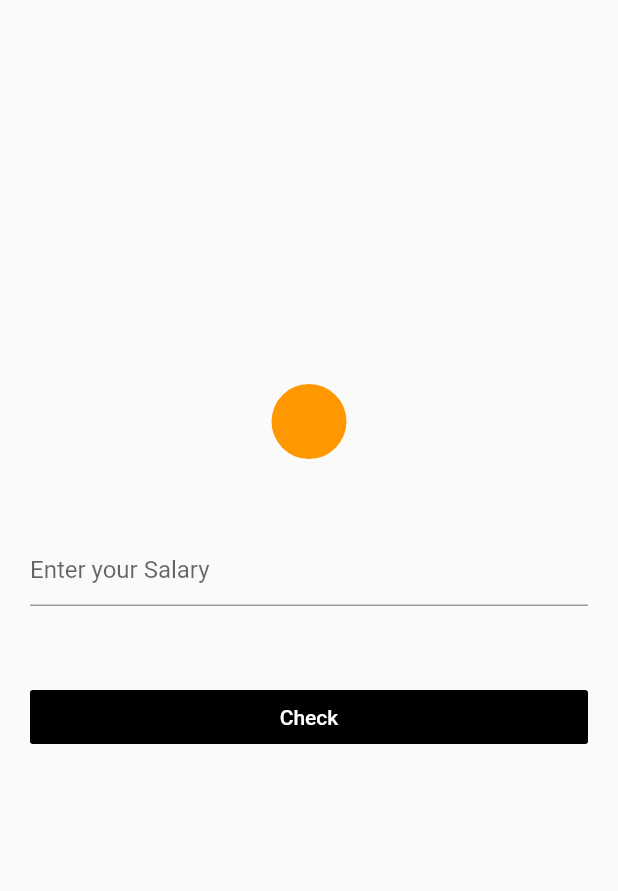
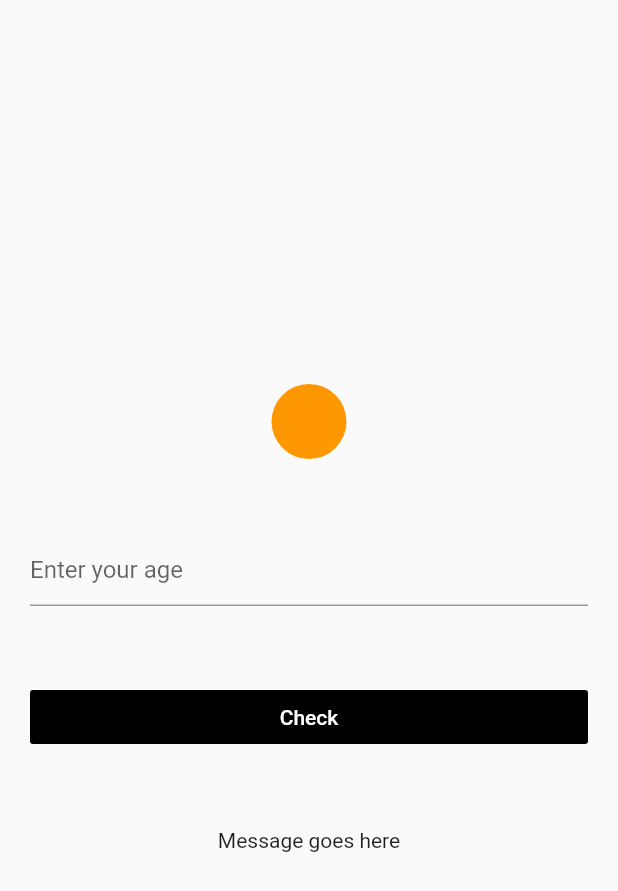
Before and after one commit to lojithv/Lisence_Eligibility_Checker, a Flutter app: the screen it shows after launch, on a phone screen of 412 x 824 dp. Shown: the top 891 px of the screen. Run offline on Flutter 3.47's test engine with Material 2 defaults, Android fonts, the phone set to English and light mode, and no system bars.

Commit message:
simple UI added

```diff
--- a/lib/main.dart
+++ b/lib/main.dart
@@ -1,6 +1,6 @@
 import 'package:flutter/material.dart';
-import 'demo1.dart';
-
+// import 'demo1.dart';
+import 'simple_ui.dart';
 void main(){
   runApp(MyApp());
 }
--- /dev/null
+++ b/lib/simple_ui.dart
@@ -0,0 +1,44 @@
+import 'package:flutter/material.dart';
+
+class EligibilityScreen extends StatelessWidget {
+  @override
+  Widget build(BuildContext context) {
+    return Scaffold(
+      body: Container(
+        child: Padding(
+            padding: const EdgeInsets.all(20),
+            child: Form(
+              child: Column(
+                mainAxisAlignment: MainAxisAlignment.center,
+                children: <Widget>[
+                  Container(
+                    width: 50,
+                    height: 50,
+                    decoration: BoxDecoration(
+                        shape: BoxShape.circle, color: Colors.orange),
+                  ),
+                  SizedBox(height: 50),
+                  TextFormField(
+                    controller: null,
+                    decoration: InputDecoration(
+                      hintText: 'Enter your age',
+                    ),
+                  ),
+                  SizedBox(height: 50),
+                  Container(
+                      width: double.infinity,
+                      child: FlatButton(
+                        child: Text("Check"),
+                        color: Colors.black,
+                        textColor: Colors.white,
+                        onPressed: () {},
+                      )),
+                  SizedBox(height: 50),
+                  Text("Message goes here")
+                ],
+              ),
+            )),
+      ),
+    );
+  }
+}
```
